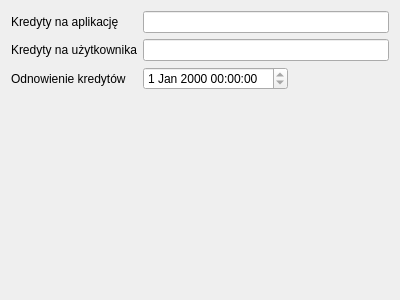
Old version of the form uploaders/imguranonyuploader.ui in the repository fotorelacjonusz/classic.
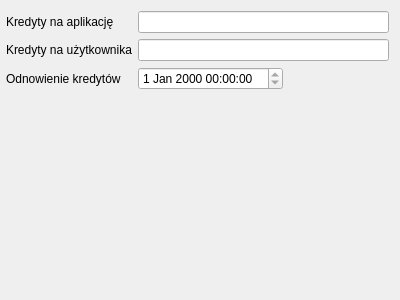
New version of the form.

Commit message: layout margins, editable lengthComboBox, filled arrow head

The edit to the form file:
```diff
--- a/uploaders/imguranonyuploader.ui
+++ b/uploaders/imguranonyuploader.ui
@@ -17,6 +17,9 @@
    <property name="fieldGrowthPolicy">
     <enum>QFormLayout::ExpandingFieldsGrow</enum>
    </property>
+   <property name="leftMargin">
+    <number>6</number>
+   </property>
    <item row="0" column="1">
     <widget class="QLineEdit" name="appCredits">
      <property name="readOnly">
```
The commit also changes 11 other files.
